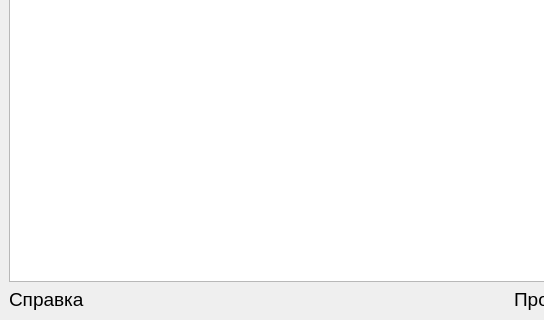
Qt form mainwindow.ui (ht-evth/diplom_qt) before a commit; both pictures show x 0 to 544 and y 230 to 550 of the 791 by 550 pixel window.
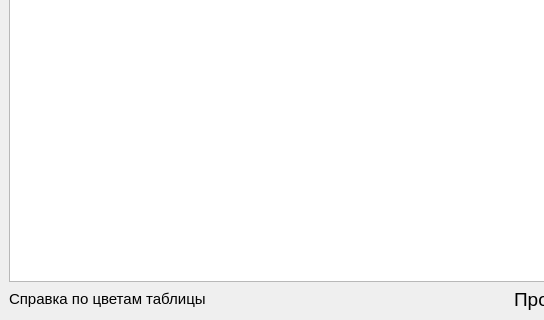
The same form after that commit.

```diff
--- a/mainwindow.ui
+++ b/mainwindow.ui
@@ -77,8 +77,13 @@
      <layout class="QHBoxLayout" name="horizontalLayout_2">
       <item>
        <widget class="QLabel" name="label_info">
+        <property name="font">
+         <font>
+          <pointsize>11</pointsize>
+         </font>
+        </property>
         <property name="text">
-         <string>&lt;html&gt;&lt;head/&gt;&lt;body&gt;&lt;p&gt;Справка&lt;/p&gt;&lt;/body&gt;&lt;/html&gt;</string>
+         <string>&lt;html&gt;&lt;head/&gt;&lt;body&gt;&lt;p&gt;Справка по цветам таблицы&lt;/p&gt;&lt;/body&gt;&lt;/html&gt;</string>
         </property>
        </widget>
       </item>
```
